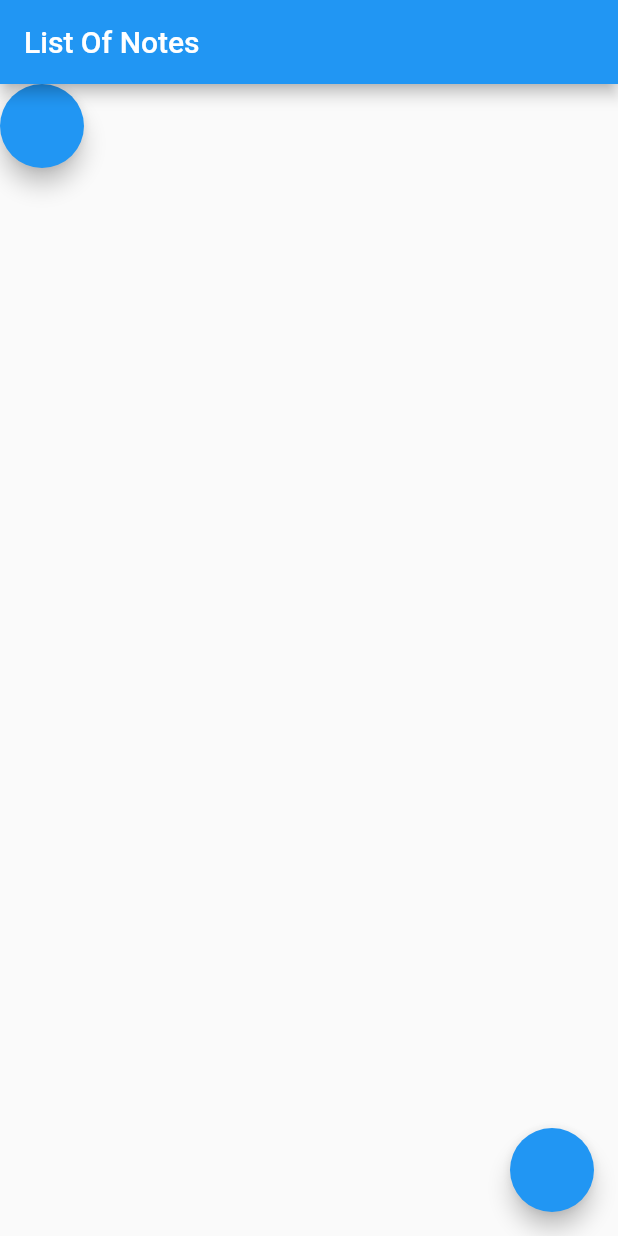
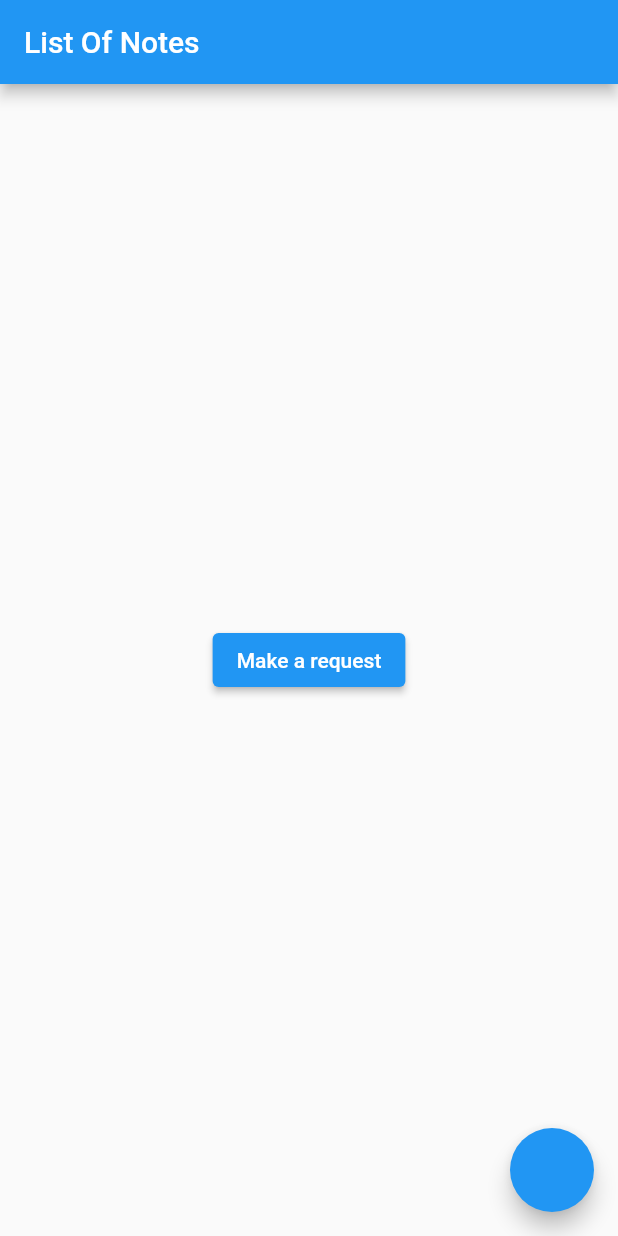
Before and after one commit to Chamidilshan/notes-app, a Flutter app: the screen it shows after launch, on a phone screen of 412 x 824 dp. Run offline on Flutter 3.47's test engine with Material 2 defaults, Android fonts, the phone set to English and light mode, and no system bars; our stand-ins replace get_it.

Commit message:
added api request

```diff
--- a/lib/screens/note_list.dart
+++ b/lib/screens/note_list.dart
@@ -31,7 +31,14 @@ class NoteList extends StatelessWidget {
           );
         },
       ),
-      body: FloatingActionButton(onPressed: fetchUsers),
+      body: Center(
+        child: ElevatedButton(
+          child: Text(
+            'Make a request',
+          ),
+          onPressed: _makeRequest,
+        ),
+      )
     );
   }
 }
@@ -44,3 +51,7 @@ void fetchUsers() async{
   final body = response.body;
   final json = jsonDecode(body);
 }
+
+void _makeRequest() async{
+
+}
```
Also changed, not shown: lib/data_Service.dart (added, +9 -0 lines).
